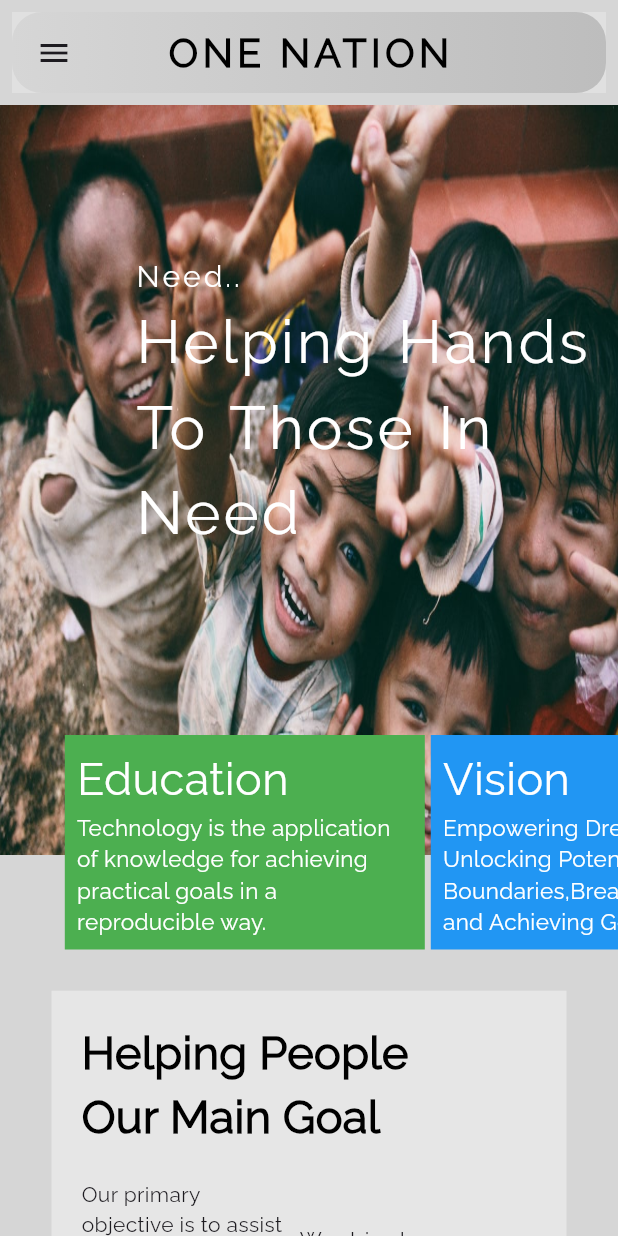
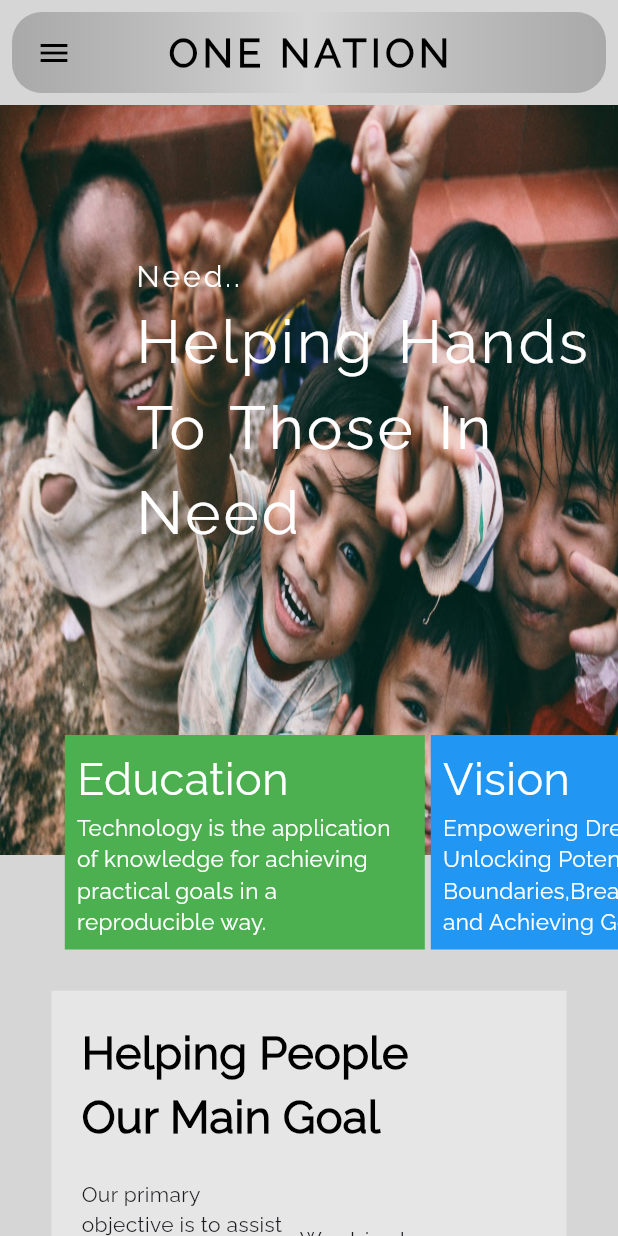
Before and after one commit to Xyz31/One_Nation, a Flutter app: the screen it shows after launch, on a phone screen of 412 x 824 dp. Run offline on Flutter 3.47's test engine with Material 2 defaults, Android fonts, the phone set to English and light mode, and no system bars; our stand-ins replace cloud_firestore, confetti, firebase_core, fluttertoast, font_awesome_flutter; accounts and stored records are empty.

Commit message:
Appbar theme updated

```diff
--- a/lib/Widgets/app_bar.dart
+++ b/lib/Widgets/app_bar.dart
@@ -1,7 +1,6 @@
 import 'package:flutter/cupertino.dart';
 import 'package:flutter/material.dart';
 import 'package:one_nation/Sevices/service_home.dart';
-import 'package:one_nation/Widgets/donate.dart';
 
 class DesktopAppbar extends StatefulWidget {
   //final context;
--- a/lib/main.dart
+++ b/lib/main.dart
@@ -70,6 +70,7 @@ class _HomePageState extends State<HomePage> {
                     // Colors.cyan,
                     // Color.fromARGB(255, 24, 226, 226),
                     // Colors.cyan
+                    gradientEndColor!,
                     gradientStartColor!,
                     gradientEndColor!,
                   ]),
@@ -83,7 +84,10 @@ class _HomePageState extends State<HomePage> {
                 padding: const EdgeInsets.all(8),
                 child: AppBar(
                     scrolledUnderElevation: 10,
-                    backgroundColor: Colors.grey[300],
+                    iconTheme: IconThemeData(color: Colors.black),
+                    foregroundColor: Colors.grey,
+                    backgroundColor: Colors.transparent,
+                    // backgroundColor: Colors.grey[300],
                     //iconTheme: const IconThemeData(color: Colors.grey),
                     //backgroundColor: Colors.white.withOpacity(_opacity),
                     elevation: 0,
@@ -99,8 +103,9 @@ class _HomePageState extends State<HomePage> {
                           // Color.fromARGB(255, 15, 192, 215),
                           // Colors.cyan,
                           // Color.fromARGB(255, 15, 192, 215),
+                          Colors.grey.withOpacity(0.8),
                           Colors.grey[350]!,
-                          Colors.grey[400]!,
+                          Colors.grey.withOpacity(0.8),
                         ]),
                       ),
                     ),
```
